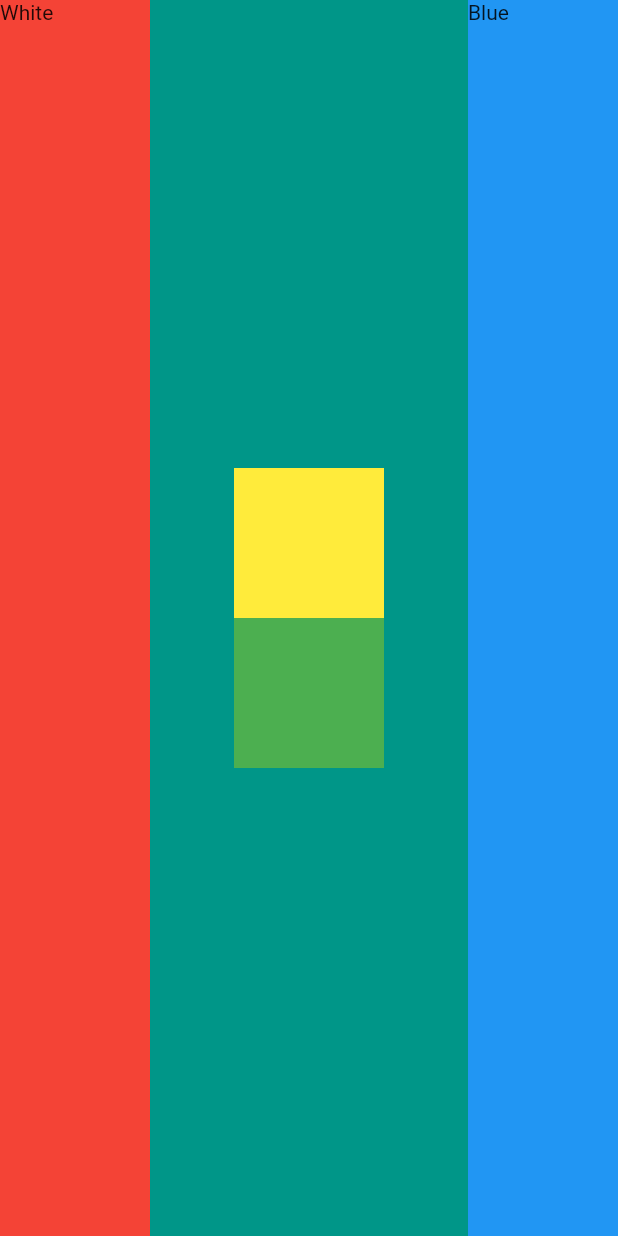
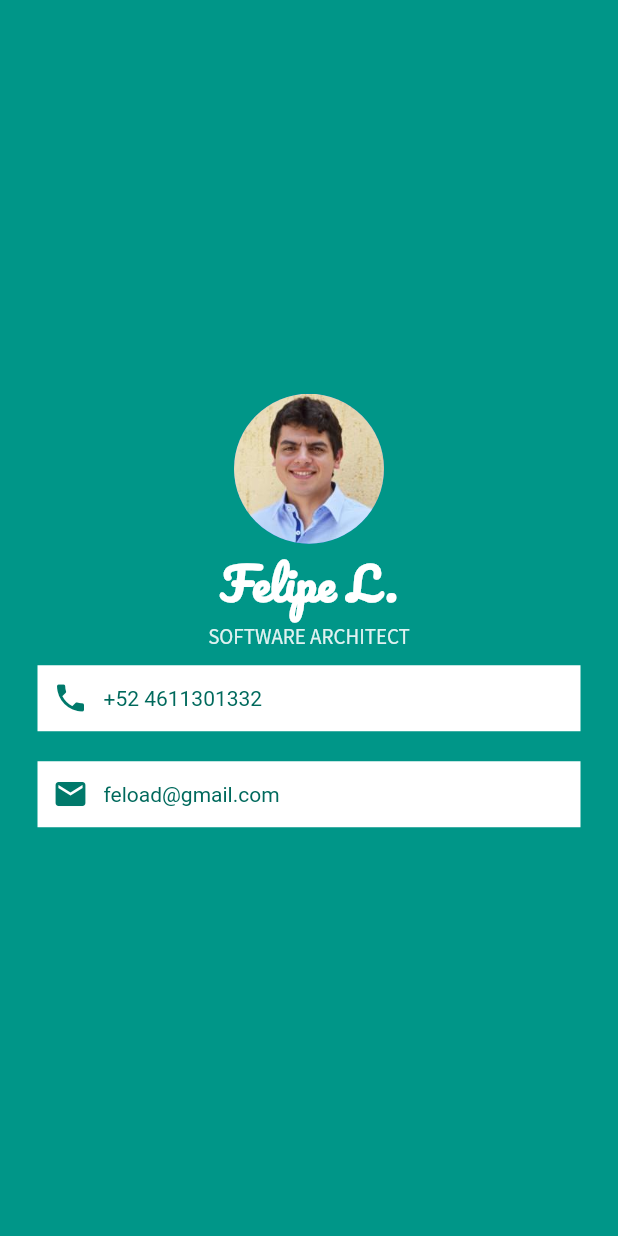
Before and after one commit to feload/flutter_bootcamp, a Flutter app: the screen it shows after launch, on a phone screen of 412 x 824 dp. Run offline on Flutter 3.47's test engine with Material 2 defaults, Android fonts, the phone set to English and light mode, and no system bars.

Commit message:
Add tel and email

```diff
--- a/mi_card_flutter/lib/main.dart
+++ b/mi_card_flutter/lib/main.dart
@@ -1,3 +1,5 @@
+import 'dart:ui' as prefix0;
+
 import 'package:flutter/material.dart';
 
 void main(){
@@ -11,38 +13,64 @@ class MyApp extends StatelessWidget {
       home: Scaffold(
         backgroundColor: Colors.teal,
         body: SafeArea(
-          child: Row(
-            mainAxisAlignment: MainAxisAlignment.spaceBetween,
-            crossAxisAlignment: CrossAxisAlignment.stretch,
+          child: Column(
+            mainAxisAlignment: MainAxisAlignment.center,
             children: <Widget>[
-              Container(
-                width: 100.0,
-                height: 100.0,
-                color: Colors.red,
-                child: Text("White"),
-              ),
-              Container(
-                child: Column(
-                  mainAxisAlignment: MainAxisAlignment.center,
-                  children: <Widget>[
-                    Container(
-                      width: 100.0,
-                      height: 100.0,
-                      color: Colors.yellow,
+              Column(
+                mainAxisAlignment: MainAxisAlignment.center,
+                children: <Widget>[
+                  CircleAvatar(
+                    radius: 50.0,
+                    backgroundImage: AssetImage("images/feload.jpg"),
+                  ),
+                  Text(
+                    "Felipe L.",
+                    style: TextStyle(
+                      color: Colors.white,
+                      fontSize: 30.0,
+                      fontWeight: FontWeight.bold,
+                      fontFamily: "Pacifico"
                     ),
-                    Container(
-                      width: 100.0,
-                      height: 100.0,
-                      color: Colors.green,
+                  ),
+                  Text(
+                    "Software Architect".toUpperCase(),
+                    style: TextStyle(
+                      color: Colors.teal[50],
+                      fontFamily: "Source Sans Pro"
                     )
-                  ],
-                ),
-              ),
-              Container(
-                width: 100.0,
-                height: 100.0,
-                color: Colors.blue,
-                child: Text("Blue"),
+                  ),
+                  Container(
+                    padding: EdgeInsets.all(10.0),
+                    color: Colors.white,
+                    margin: EdgeInsets.symmetric(horizontal: 25.0, vertical: 10.0),
+                    child: Row(
+                      children: <Widget>[
+                        Icon(Icons.phone, color: Colors.teal[700],),
+                        SizedBox(width: 10.0,),
+                        Text("+52 4611301332",
+                          style: TextStyle(
+                            color: Colors.teal[800]
+                          )
+                        )
+                      ],
+                    )
+                  ),
+                  Container(
+                    padding: EdgeInsets.all(10.0),
+                    margin: EdgeInsets.symmetric(horizontal: 25.0, vertical: 10.0),
+                    color: Colors.white,
+                    child: Row(
+                      children: <Widget>[
+                        Icon(Icons.email, color: Colors.teal[700],),
+                        SizedBox(width: 10.0,),
+                        Text("feload@gmail.com",
+                          style: TextStyle(
+                            color: Colors.teal[800]),
+                          )
+                      ],
+                    ),
+                  )
+                ],
               )
             ],
           )
```
Also changed, not shown: mi_card_flutter/pubspec.yaml (+9 -53 lines), mi_card_flutter/fonts/Pacifico-Regular.ttf (added), mi_card_flutter/fonts/SourceSansPro-Regular.ttf (added), mi_card_flutter/images/feload.jpg (added).
